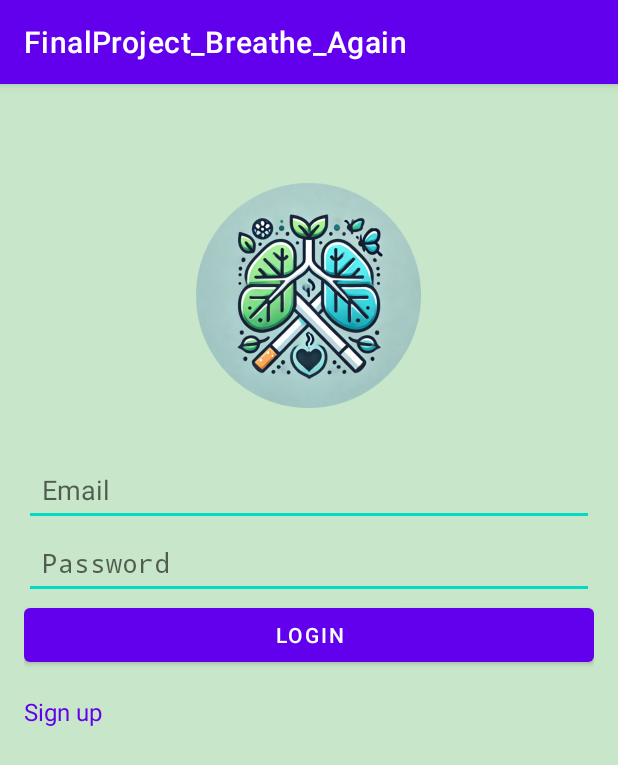
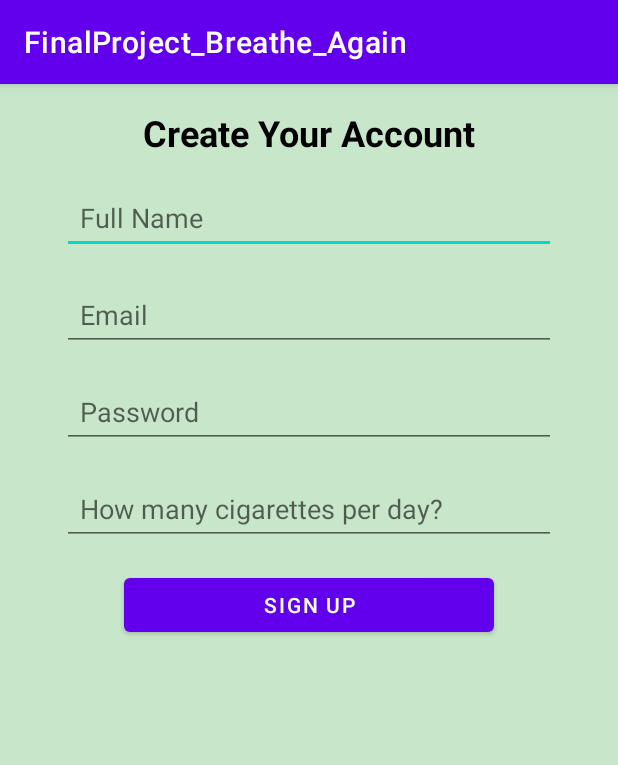
Before and after one commit to galDeri23/Breathe-Again-Final-Project, an Android app: the screen it shows after launch (LoginActivity before the commit, SignUpActivity after it), after a tap on "Sign up", on a phone screen of 412 x 824 dp. Shown: the top 765 px of the screen. Run offline under Robolectric (Android 15) with nearby library versions, the light colour scheme and no system bars; our stand-ins replace Firebase (no records; nobody signed in at launch, a user with empty details on screens opened directly); libraries missing offline, so code that uses them is left out: com.firebase.ui.

Commit message:
added signUp screen

```diff
--- a/app/build.gradle.kts
+++ b/app/build.gradle.kts
@@ -60,7 +60,9 @@ dependencies {
 
     // Firebase authentication
     implementation (libs.firebase.ui.auth)
+    implementation (libs.firebase.auth)
 
-
+    // Firebase FireStore
+    implementation (libs.firebase.firestore)
 
 }
--- a/app/src/main/AndroidManifest.xml
+++ b/app/src/main/AndroidManifest.xml
@@ -13,8 +13,12 @@
         android:theme="@style/Theme.FinalProject_Breathe_Again"
         tools:targetApi="31">
         <activity
+            android:name=".SignUpActivity"
+            android:exported="true" />
+        <activity
             android:name=".LoginActivity"
-            android:exported="true">
+            android:exported="true"
+            android:windowSoftInputMode="adjustResize">
             <intent-filter>
                 <action android:name="android.intent.action.MAIN" />
 
--- /dev/null
+++ b/app/src/main/java/com/example/finalproject_breathe_again/SignUpActivity.kt
@@ -0,0 +1,62 @@
+package com.example.finalproject_breathe_again
+
+import android.os.Bundle
+import android.widget.Toast
+import androidx.appcompat.app.AppCompatActivity
+import com.example.finalproject_breathe_again.databinding.ActivitySignUpBinding
+import com.google.firebase.auth.FirebaseAuth
+import com.google.firebase.firestore.FirebaseFirestore
+
+class SignUpActivity : AppCompatActivity() {
+
+    private lateinit var binding: ActivitySignUpBinding
+    private lateinit var auth: FirebaseAuth
+    private lateinit var firestore: FirebaseFirestore
+
+    override fun onCreate(savedInstanceState: Bundle?) {
+        super.onCreate(savedInstanceState)
+        binding = ActivitySignUpBinding.inflate(layoutInflater)
+        setContentView(binding.root)
+
+
+        binding.singUp.setOnClickListener {
+            val name = binding.singUpName.text.toString()
+            val email = binding.singUpEmail.text.toString()
+            val password = binding.singUpPassword.text.toString()
+
+            if (name.isEmpty() || email.isEmpty() || password.isEmpty()) {
+                Toast.makeText(this, "Please fill all the fields", Toast.LENGTH_SHORT).show()
+            } else if (password.length < 6) {
+                Toast.makeText(this, "Password must be at least 6 characters", Toast.LENGTH_SHORT).show()
+            } else {
+                registerUser(name, email, password)
+            }
+        }
+    }
+
+    private fun registerUser(name: String, email: String, password: String) {
+        auth.createUserWithEmailAndPassword(email, password)
+            .addOnCompleteListener { task ->
+                if (task.isSuccessful) {
+                    val userId = auth.currentUser?.uid
+                    val user = mapOf(
+                        "name" to name,
+                        "email" to email,
+                        "userId" to userId
+                    )
+                    firestore.collection("users").document(userId!!)
+                        .set(user)
+                        .addOnSuccessListener {
+                            Toast.makeText(this, "User registered successfully!", Toast.LENGTH_SHORT).show()
+                            finish()
+                        }
+                        .addOnFailureListener { e ->
+                            Toast.makeText(this, "Error saving user: ${e.message}", Toast.LENGTH_LONG).show()
+                        }
+                } else {
+                    Toast.makeText(this, "Registration failed: ${task.exception?.message}", Toast.LENGTH_LONG).show()
+                }
+            }
+    }
+
+}
--- /dev/null
+++ b/app/src/main/res/layout/activity_sign_up.xml
@@ -0,0 +1,90 @@
+<?xml version="1.0" encoding="utf-8"?>
+<androidx.constraintlayout.widget.ConstraintLayout xmlns:android="http://schemas.android.com/apk/res/android"
+    android:layout_width="match_parent"
+    android:layout_height="match_parent"
+    xmlns:app="http://schemas.android.com/apk/res-auto"
+    xmlns:tools="http://schemas.android.com/tools"
+    android:background="@color/green"
+    tools:context=".SignUpActivity">
+
+    <com.google.android.material.textview.MaterialTextView
+        android:id="@+id/singUp_createAccount"
+        android:layout_width="wrap_content"
+        android:layout_height="wrap_content"
+        android:text="@string/create_your_account"
+        android:textSize="@dimen/textsize"
+        android:layout_marginTop="@dimen/defaultMargin"
+        app:layout_constraintTop_toTopOf="parent"
+        app:layout_constraintStart_toStartOf="parent"
+        app:layout_constraintEnd_toEndOf="parent"
+        android:textStyle="bold"
+        android:textColor="@color/black"/>
+
+
+    <androidx.appcompat.widget.AppCompatEditText
+        android:id="@+id/singUp_name"
+        android:layout_width="0dp"
+        android:layout_height="wrap_content"
+        android:hint="@string/name"
+        android:layout_marginTop="@dimen/defaultMargin"
+        app:layout_constraintTop_toBottomOf="@id/singUp_createAccount"
+        app:layout_constraintStart_toStartOf="parent"
+        app:layout_constraintEnd_toEndOf="parent"
+        android:padding="12dp"
+        app:layout_constraintWidth_percent="0.8" />
+
+
+    <androidx.appcompat.widget.AppCompatEditText
+        android:id="@+id/singUp_email"
+        android:layout_width="0dp"
+        android:layout_height="wrap_content"
+        android:hint="@string/email"
+        android:layout_marginTop="@dimen/defaultMargin"
+        app:layout_constraintTop_toBottomOf="@id/singUp_name"
+        app:layout_constraintStart_toStartOf="parent"
+        app:layout_constraintEnd_toEndOf="parent"
+        android:padding="12dp"
+        app:layout_constraintWidth_percent="0.8" />
+
+
+    <androidx.appcompat.widget.AppCompatEditText
+        android:id="@+id/singUp_password"
+        android:layout_width="0dp"
+        android:layout_height="wrap_content"
+        android:hint="@string/password"
+        android:inputType="textPassword"
+        android:layout_marginTop="@dimen/defaultMargin"
+        app:layout_constraintTop_toBottomOf="@id/singUp_email"
+        app:layout_constraintStart_toStartOf="parent"
+        app:layout_constraintEnd_toEndOf="parent"
+        android:padding="12dp"
+        app:layout_constraintWidth_percent="0.8" />
+
+
+    <androidx.appcompat.widget.AppCompatEditText
+        android:id="@+id/singUp_cigarettes"
+        android:layout_width="0dp"
+        android:layout_height="wrap_content"
+        android:hint="@string/how_many_cigarettes"
+        android:inputType="number"
+        android:layout_marginTop="@dimen/defaultMargin"
+        app:layout_constraintTop_toBottomOf="@id/singUp_password"
+        app:layout_constraintStart_toStartOf="parent"
+        app:layout_constraintEnd_toEndOf="parent"
+        android:padding="12dp"
+        app:layout_constraintWidth_percent="0.8" />
+
+
+    <com.google.android.material.button.MaterialButton
+        android:id="@+id/singUp"
+        android:layout_width="0dp"
+        android:layout_height="wrap_content"
+        android:text="@string/sing_up"
+        android:layout_marginTop="16dp"
+        app:layout_constraintTop_toBottomOf="@id/singUp_cigarettes"
+        app:layout_constraintStart_toStartOf="parent"
+        app:layout_constraintEnd_toEndOf="parent"
+        app:layout_constraintWidth_percent="0.6" />
+
+
+</androidx.constraintlayout.widget.ConstraintLayout>
--- a/app/src/main/res/values/dimens.xml
+++ b/app/src/main/res/values/dimens.xml
@@ -5,4 +5,5 @@
     <dimen name="marginTop">30dp</dimen>
     <dimen name="defaultMargin">16dp</dimen>
     <dimen name="textSize">16sp</dimen>
+    <dimen name="textsize">24sp</dimen>
 </resources>
--- a/app/src/main/res/values/strings.xml
+++ b/app/src/main/res/values/strings.xml
@@ -7,4 +7,12 @@
     <string name="password">Password</string>
     <string name="email">Email</string>
     <string name="sign_up">Sign up</string>
+    <!-- TODO: Remove or change this placeholder text -->
+    <string name="hello_blank_fragment">Hello blank fragment</string>
+    <string name="create_your_account">Create Your Account</string>
+    <string name="name">Full Name</string>
+    <string name="how_many_cigarettes">How many cigarettes per day?</string>
+    <string name="sing_up">Sign Up</string>
+    <string name="sign_in_with_phone">Sign in with Phone</string>
+    <string name="sign_in_with_google">Sign in with Google</string>
 </resources>
--- a/gradle/libs.versions.toml
+++ b/gradle/libs.versions.toml
@@ -2,6 +2,7 @@
 agp = "8.7.3"
 facebookAndroidSdk = "8.x"
 firebaseBom = "33.7.0"
+firebaseFirestore = "24.6.1"
 firebaseUiAuth = "7.2.0"
 kotlin = "1.9.24"
 coreKtx = "1.15.0"
@@ -24,6 +25,7 @@ facebook-android-sdk = { module = "com.facebook.android:facebook-android-sdk", v
 firebase-analytics = { module = "com.google.firebase:firebase-analytics" }
 firebase-auth = { module = "com.google.firebase:firebase-auth" }
 firebase-bom = { module = "com.google.firebase:firebase-bom", version.ref = "firebaseBom" }
+firebase-firestore = { module = "com.google.firebase:firebase-firestore", version.ref = "firebaseFirestore" }
 firebase-ui-auth = { module = "com.firebaseui:firebase-ui-auth", version.ref = "firebaseUiAuth" }
 junit = { group = "junit", name = "junit", version.ref = "junit" }
 androidx-junit = { group = "androidx.test.ext", name = "junit", version.ref = "junitVersion" }
```
Also changed, not shown: app/src/main/java/com/example/finalproject_breathe_again/LoginActivity.kt (+37 -21 lines), app/src/main/res/layout/activity_login.xml (+34 -2 lines).
